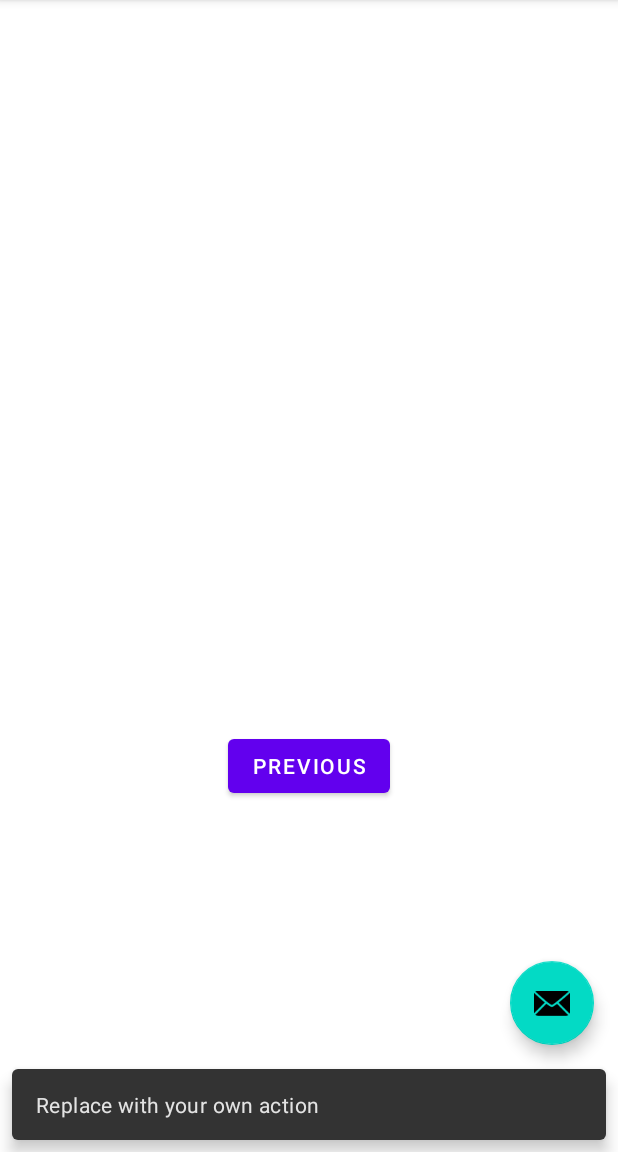
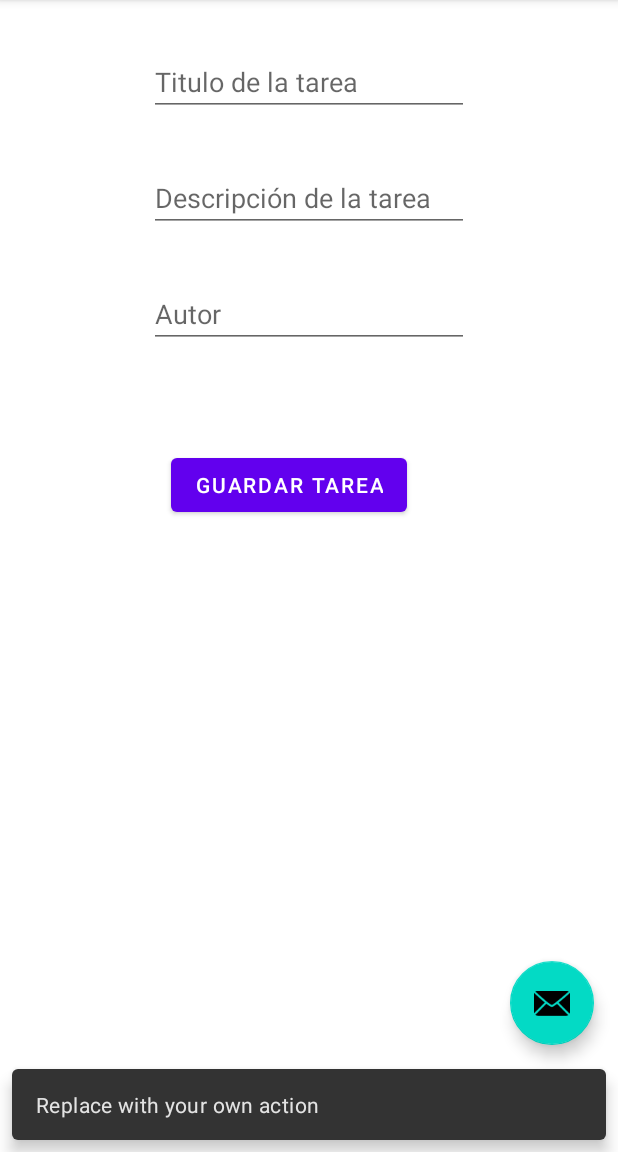
Before and after one commit to Alpccl/B_Activity_MVVP_Bd, an Android app: the SecondFragment screen opened through its navigation route, after a tap on an icon or button, on a phone screen of 412 x 824 dp, the part 84-1236 px from its top. Run offline under Robolectric (Android 15) with nearby library versions, the phone set to English and light mode, and no system bars; our stand-ins replace Room's generated code; 2 statements that could not run were skipped.

Commit message:
Trabajo en el Cual trabaja con modelo MVVP y persistencia de datos por medio Room

```diff
--- a/app/src/main/java/com/example/b_activity_mvvp_bd/FirstFragment.kt
+++ b/app/src/main/java/com/example/b_activity_mvvp_bd/FirstFragment.kt
@@ -3,12 +3,19 @@ package com.example.b_activity_mvvp_bd
 import android.os.Bundle
 import androidx.fragment.app.Fragment
 import android.view.LayoutInflater
+import android.view.MenuItem
 import android.view.View
 import android.view.ViewGroup
 import android.widget.Button
+import android.widget.Toast
 import androidx.fragment.app.activityViewModels
+import androidx.lifecycle.Observer
 import androidx.navigation.fragment.findNavController
+import androidx.recyclerview.widget.DividerItemDecoration
+import androidx.recyclerview.widget.LinearLayoutManager
 import com.example.b_activity_mvvp_bd.databinding.FragmentFirstBinding
+import com.example.b_activity_mvvp_bd.model.TaskEntity
+import com.example.b_activity_mvvp_bd.viewModel.TaskAdapter
 import com.example.b_activity_mvvp_bd.viewModel.TaskViewModel
 
 /**
@@ -20,20 +27,55 @@ class FirstFragment : Fragment() {
 
     private lateinit var binding : FragmentFirstBinding
     private val viewModel: TaskViewModel by activityViewModels()
+
     override fun onCreateView(
             inflater: LayoutInflater, container: ViewGroup?,
             savedInstanceState: Bundle?
     ): View? {
-        // Inflate the layout for this fragment
         binding = FragmentFirstBinding.inflate(inflater, container, false)
         return binding.root
     }
 
     override fun onViewCreated(view: View, savedInstanceState: Bundle?) {
         super.onViewCreated(view, savedInstanceState)
+        setHasOptionsMenu(true)
 
-        view.findViewById<Button>(R.id.button_first).setOnClickListener {
+        val adapter = TaskAdapter()
+        binding.recyclerView.adapter = adapter
+        binding.recyclerView.layoutManager = LinearLayoutManager(context)
+        binding.recyclerView.addItemDecoration(DividerItemDecoration(context,
+                DividerItemDecoration.VERTICAL))
+
+        viewModel.allTask.observe(viewLifecycleOwner, Observer {
+            it?.let {
+                adapter.update(it)
+            }
+        })
+
+        adapter.selectedItem().observe(viewLifecycleOwner, Observer {
+            it?.let {
+                val bundle = Bundle()
+                bundle.putInt("id", it.id)
+                findNavController().navigate(R.id.action_FirstFragment_to_SecondFragment, bundle)
+            }
+        })
+
+        binding.fab.setOnClickListener {
             findNavController().navigate(R.id.action_FirstFragment_to_SecondFragment)
         }
+
     }
+
+
+    override fun onOptionsItemSelected(item: MenuItem): Boolean {
+        return  when(item.itemId) {
+            R.id.action_settings -> {
+                Toast.makeText(context, "SE ELIMINO TODO", Toast.LENGTH_LONG).show()
+                viewModel.deleteAll()
+                true
+            }
+            else -> super.onOptionsItemSelected(item)
+        }
+    }
+
 }
--- a/app/src/main/java/com/example/b_activity_mvvp_bd/model/TaskDao.kt
+++ b/app/src/main/java/com/example/b_activity_mvvp_bd/model/TaskDao.kt
@@ -13,7 +13,7 @@ import androidx.room.*
 //depende del auto Completador Abort Salta la erronea y Aborta
     //Ignore realiza importr tareas y omite las tareas con errores
 //inserta lista de tareas
-    @Insert(onConflict = OnConflictStrategy.ABORT)
+    @Insert(onConflict = OnConflictStrategy.REPLACE)
     fun insertAllTask(listTask: List<TaskEntity>)
 
     //Update
@@ -29,7 +29,7 @@ import androidx.room.*
 
 //selecciona informacion
     @Query("SELECT * FROM task_table")
-    fun getAllTask(): LiveData<List<TaskEntity>>
+    fun getAllTASK(): LiveData<List<TaskEntity>>
 
     //Obtiene informaciom por titulo y solo entrega 1 resultado
     @Query("SELECT * FROM task_table WHERE title = :title LIMIT 1")
--- /dev/null
+++ b/app/src/main/java/com/example/b_activity_mvvp_bd/viewModel/TaskAdapter.kt
@@ -0,0 +1,48 @@
+package com.example.b_activity_mvvp_bd.viewModel
+
+import android.view.LayoutInflater
+import android.view.View
+import android.view.ViewGroup
+import androidx.lifecycle.LiveData
+import androidx.lifecycle.MutableLiveData
+import androidx.recyclerview.widget.RecyclerView
+import com.example.b_activity_mvvp_bd.databinding.TaskItemListBinding
+import com.example.b_activity_mvvp_bd.model.TaskEntity
+
+class TaskAdapter : RecyclerView.Adapter<TaskAdapter.TaskVH>() {
+
+    private var listTask = listOf<TaskEntity>()
+
+    private val selectedTaskItem = MutableLiveData<TaskEntity>()
+    fun selectedItem(): LiveData<TaskEntity> = selectedTaskItem
+
+    fun update(list : List<TaskEntity>) {
+        listTask = list
+        notifyDataSetChanged()
+    }
+
+    inner class TaskVH(private val binding: TaskItemListBinding) :
+            RecyclerView.ViewHolder(binding.root), View.OnClickListener {
+        fun bind(task : TaskEntity) {
+            binding.tvTitle.text = task.title
+            binding.tvDescription.text = task.description
+            binding.tvAuthor.text = task.author
+            itemView.setOnClickListener(this)
+        }
+        override fun onClick(v: View?) {
+            selectedTaskItem.value = listTask[adapterPosition]
+        }
+    }
+
+    override fun onCreateViewHolder(parent: ViewGroup, viewType: Int): TaskVH {
+        return TaskVH(TaskItemListBinding.inflate(LayoutInflater.from(parent.context)))
+    }
+
+    override fun onBindViewHolder(holder: TaskVH, position: Int) {
+        val task = listTask[position]
+        holder.bind(task)
+    }
+
+    override fun getItemCount(): Int = listTask.size
+
+}
--- a/app/src/main/res/layout/fragment_second.xml
+++ b/app/src/main/res/layout/fragment_second.xml
@@ -6,22 +6,50 @@
     android:layout_height="match_parent"
     tools:context=".SecondFragment">
 
-    <TextView
-        android:id="@+id/textview_second"
+    <EditText
+        android:id="@+id/et_title"
         android:layout_width="wrap_content"
         android:layout_height="wrap_content"
-        app:layout_constraintBottom_toTopOf="@id/button_second"
+        android:layout_marginTop="32dp"
+        android:ems="10"
+        android:hint="Titulo de la tarea"
+        android:inputType="textPersonName"
         app:layout_constraintEnd_toEndOf="parent"
         app:layout_constraintStart_toStartOf="parent"
         app:layout_constraintTop_toTopOf="parent" />
 
-    <Button
-        android:id="@+id/button_second"
+    <EditText
+        android:id="@+id/et_description"
         android:layout_width="wrap_content"
         android:layout_height="wrap_content"
-        android:text="@string/previous"
-        app:layout_constraintBottom_toBottomOf="parent"
+        android:layout_marginTop="32dp"
+        android:ems="10"
+        android:hint="Descripción de la tarea"
+        android:inputType="textPersonName"
         app:layout_constraintEnd_toEndOf="parent"
         app:layout_constraintStart_toStartOf="parent"
-        app:layout_constraintTop_toBottomOf="@id/textview_second" />
+        app:layout_constraintTop_toBottomOf="@+id/et_title" />
+
+    <EditText
+        android:id="@+id/et_author"
+        android:layout_width="wrap_content"
+        android:layout_height="wrap_content"
+        android:layout_marginTop="32dp"
+        android:ems="10"
+        android:hint="Autor"
+        android:inputType="textPersonName"
+        app:layout_constraintEnd_toEndOf="parent"
+        app:layout_constraintStart_toStartOf="parent"
+        app:layout_constraintTop_toBottomOf="@+id/et_description" />
+
+    <Button
+        android:id="@+id/button_save"
+        android:layout_width="wrap_content"
+        android:layout_height="wrap_content"
+        android:layout_marginTop="67dp"
+        android:text="Guardar Tarea"
+        app:layout_constraintEnd_toEndOf="parent"
+        app:layout_constraintHorizontal_bias="0.447"
+        app:layout_constraintStart_toStartOf="parent"
+        app:layout_constraintTop_toBottomOf="@+id/et_author" />
 </androidx.constraintlayout.widget.ConstraintLayout>
```
Also changed, not shown: app/src/main/java/com/example/b_activity_mvvp_bd/TaskRepository.kt (deleted, +0 -20 lines), app/src/main/java/com/example/b_activity_mvvp_bd/model/TaskDataBase.kt (+6 -4 lines), app/src/main/java/com/example/b_activity_mvvp_bd/model/TaskRepository.kt (added, +29 -0 lines), app/src/main/java/com/example/b_activity_mvvp_bd/viewModel/TaskViewModel.kt (+21 -8 lines), app/src/main/res/layout/fragment_first.xml (+5 -16 lines), app/src/main/res/layout/task_item_list.xml (added, +45 -0 lines).
